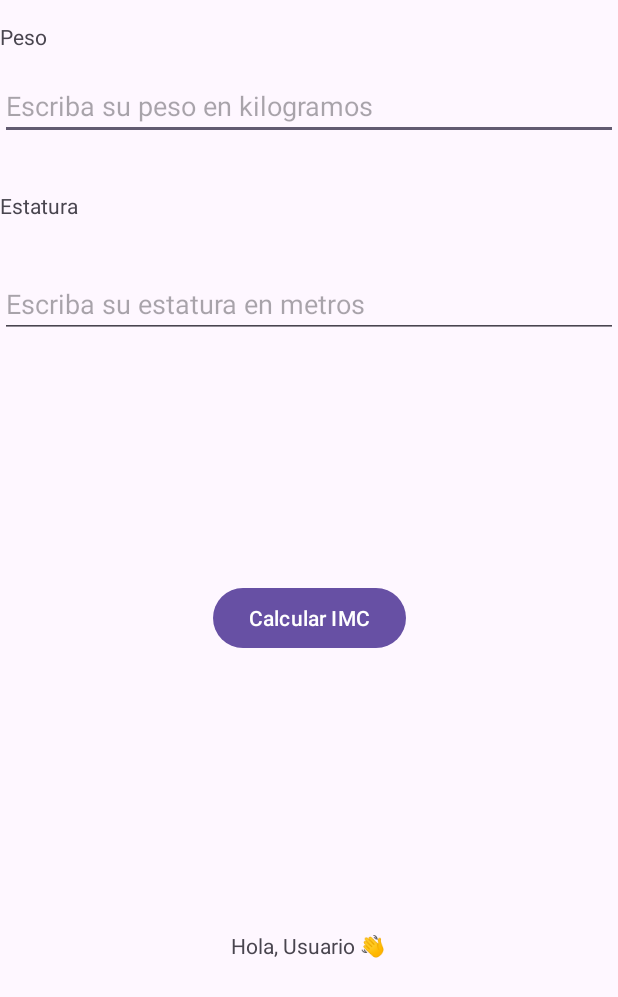
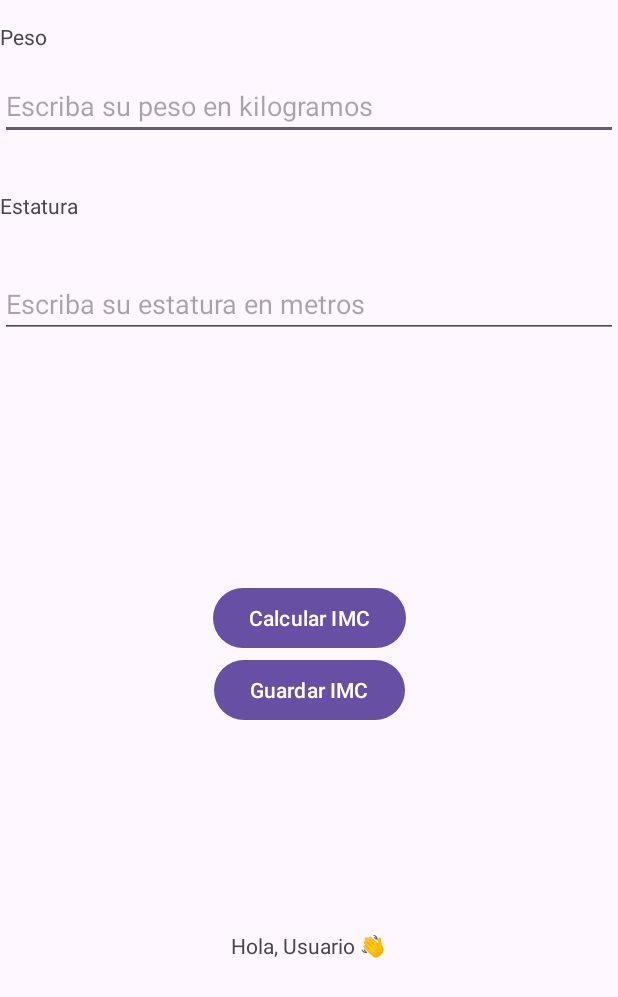
Before and after one commit to gabrieljimenezc01/calculadoraIMC, an Android app: the MainActivity screen opened directly, with no data from a screen before it, on a phone screen of 412 x 824 dp. Shown: the top 997 px of the screen. Run offline under Robolectric (Android 15) with nearby library versions, the phone set to English and light mode, and no system bars.

Commit message:
guardar datos de forma correcta

```diff
--- a/app/src/main/res/layout/activity_main.xml
+++ b/app/src/main/res/layout/activity_main.xml
@@ -69,4 +69,13 @@
         app:layout_constraintStart_toStartOf="parent"
         app:layout_constraintTop_toBottomOf="@+id/btnIMC" />
 
+    <Button
+        android:id="@+id/btnGuardar"
+        android:layout_width="wrap_content"
+        android:layout_height="wrap_content"
+        android:text="Guardar IMC"
+        app:layout_constraintEnd_toEndOf="parent"
+        app:layout_constraintStart_toStartOf="parent"
+        app:layout_constraintTop_toBottomOf="@+id/btnIMC" />
+
 </androidx.constraintlayout.widget.ConstraintLayout>
```
Also changed, not shown: app/src/main/java/com/example/calculadoraimc/AdminSQLiteOpenHelper.kt (added, +17 -0 lines), app/src/main/java/com/example/calculadoraimc/MainActivity.kt (+23 -1 lines).
